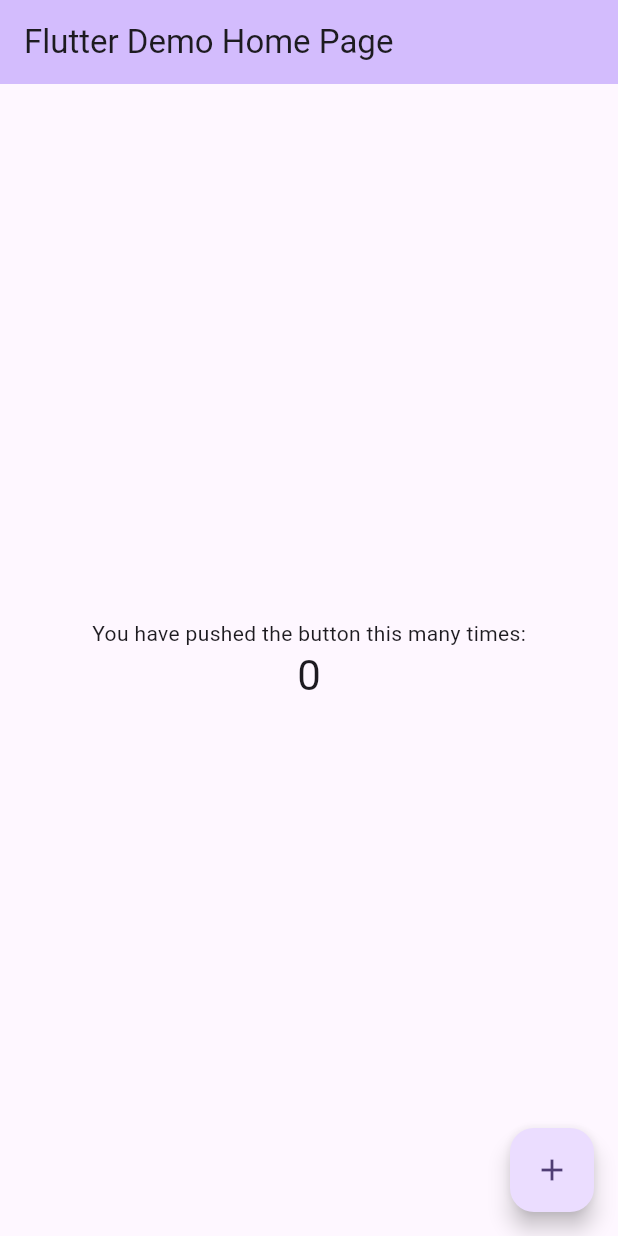
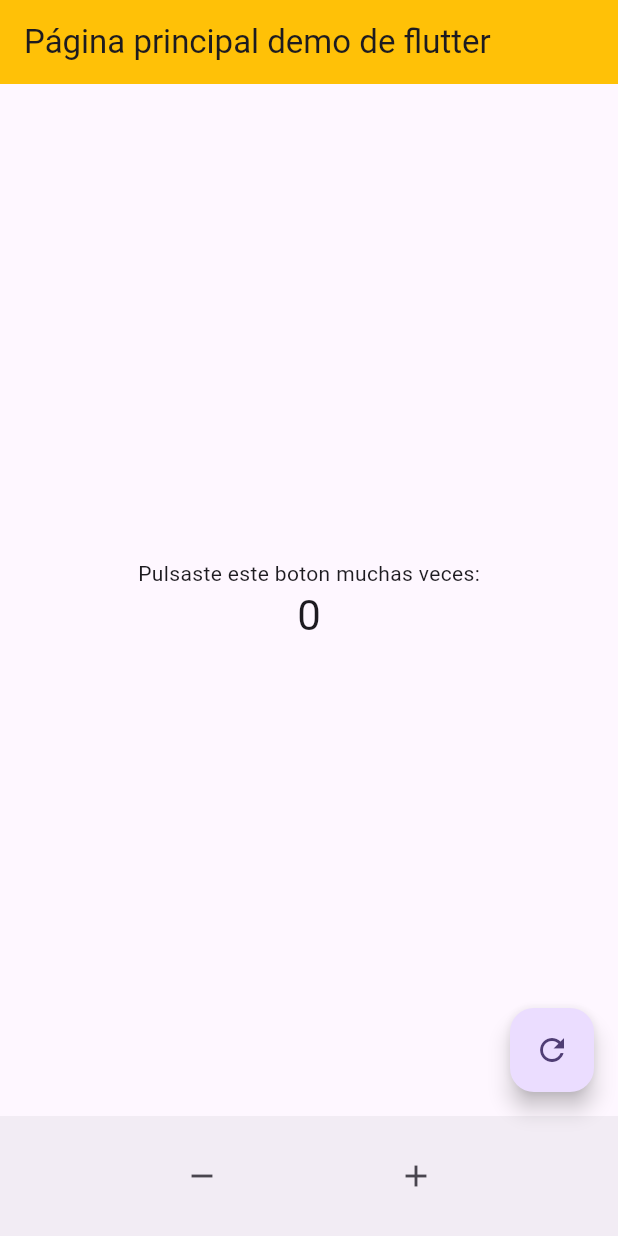
Before and after one commit to KevinATJ/3479A321_2022479006, a Flutter app: the screen it shows after launch, on a phone screen of 412 x 824 dp. Run offline on Flutter 3.47's test engine with Material 3 defaults, Android fonts, the phone set to English and light mode, and no system bars.

Commit message:
Commit avance hasta el punto 6

```diff
--- a/lib/main.dart
+++ b/lib/main.dart
@@ -11,7 +11,7 @@ class MyApp extends StatelessWidget {
   @override
   Widget build(BuildContext context) {
     return MaterialApp(
-      title: 'Flutter Demo',
+      title: 'Laboratorio 1 Flutter',
       theme: ThemeData(
         // This is the theme of your application.
         //
@@ -31,7 +31,7 @@ class MyApp extends StatelessWidget {
         colorScheme: ColorScheme.fromSeed(seedColor: Colors.deepPurple),
         useMaterial3: true,
       ),
-      home: const MyHomePage(title: 'Flutter Demo Home Page'),
+      home: const MyHomePage(title: 'Página principal demo de flutter'),
     );
   }
 }
@@ -68,6 +68,22 @@ class _MyHomePageState extends State<MyHomePage> {
     });
   }
 
+  void _decrementCounter() {
+    setState(() {
+
+      _counter--;
+    });
+  }
+
+  void _resetCounter() {
+    setState(() {
+
+      _counter = 0;
+    });
+  }
+
+
+
   @override
   Widget build(BuildContext context) {
     // This method is rerun every time setState is called, for instance as done
@@ -81,7 +97,7 @@ class _MyHomePageState extends State<MyHomePage> {
         // TRY THIS: Try changing the color here to a specific color (to
         // Colors.amber, perhaps?) and trigger a hot reload to see the AppBar
         // change color while the other colors stay the same.
-        backgroundColor: Theme.of(context).colorScheme.inversePrimary,
+        backgroundColor: Colors.amber,
         // Here we take the value from the MyHomePage object that was created by
         // the App.build method, and use it to set our appbar title.
         title: Text(widget.title),
@@ -106,7 +122,7 @@ class _MyHomePageState extends State<MyHomePage> {
           mainAxisAlignment: MainAxisAlignment.center,
           children: <Widget>[
             const Text(
-              'You have pushed the button this many times:',
+              'Pulsaste este boton muchas veces:',
             ),
             Text(
               '$_counter',
@@ -115,11 +131,29 @@ class _MyHomePageState extends State<MyHomePage> {
           ],
         ),
       ),
+      bottomNavigationBar: BottomAppBar(
+        child: Row(
+          mainAxisAlignment: MainAxisAlignment.spaceEvenly,
+          children: <Widget>[
+            IconButton(
+              icon: const Icon(Icons.remove),
+              onPressed: _decrementCounter,
+              tooltip: 'Disminuir',
+            ),
+            IconButton(
+              icon: const Icon(Icons.add),
+              onPressed: _incrementCounter,
+              tooltip: 'Incrementar',
+            ),
+          ],
+        ),
+      ),
       floatingActionButton: FloatingActionButton(
-        onPressed: _incrementCounter,
-        tooltip: 'Increment',
-        child: const Icon(Icons.add),
+        onPressed: _resetCounter,
+        tooltip: 'Resetear',
+        child: const Icon(Icons.refresh),
       ), // This trailing comma makes auto-formatting nicer for build methods.
+
     );
   }
 }
```
